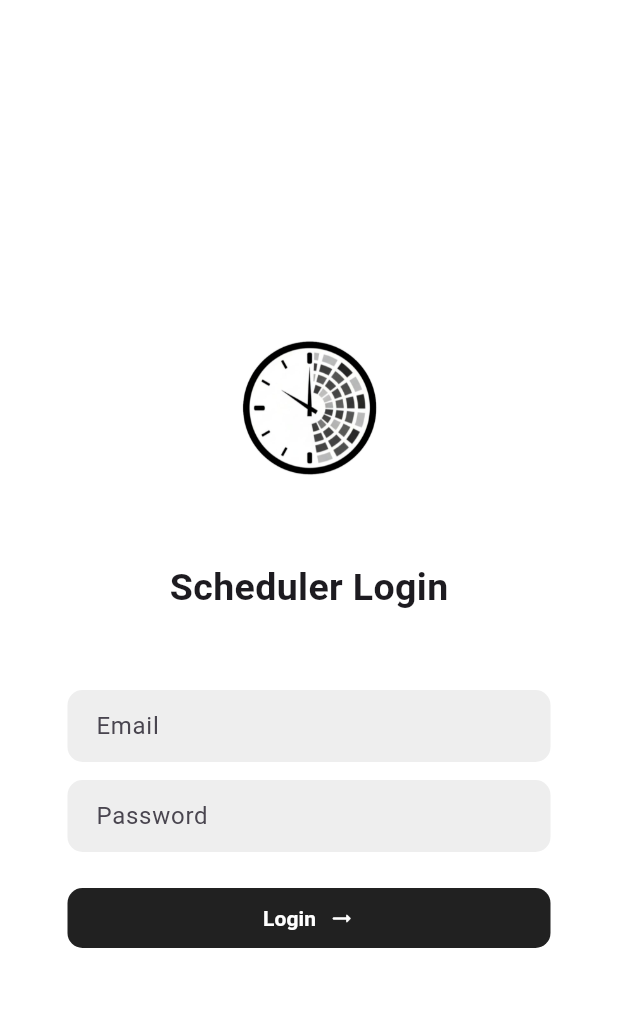
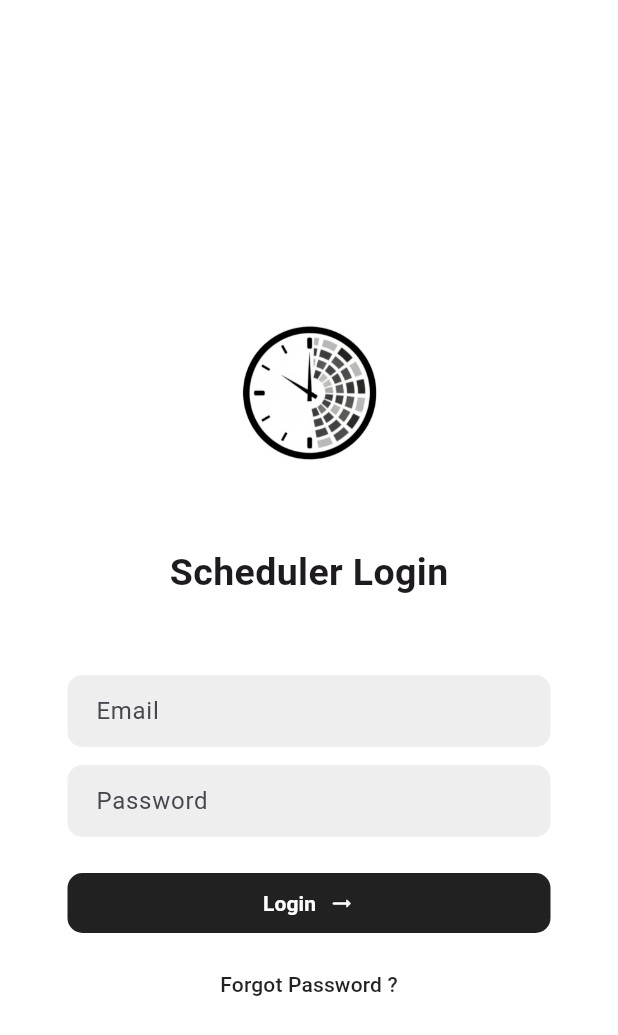
Before and after one commit to jainambarbhaya1509/Scheduler, a Flutter app: the screen it shows after launch, on a phone screen of 412 x 824 dp. Shown: the top 1035 px of the screen. Run offline on Flutter 3.47's test engine with Material 3 defaults, Android fonts, the light colour scheme and no system bars; our stand-ins replace cloud_firestore, file_picker, firebase_core, get; missing offline and left inert: excel; accounts and stored records are empty.

Commit message:
forget password button added

```diff
--- a/lib/pages/login/login_page.dart
+++ b/lib/pages/login/login_page.dart
@@ -31,6 +31,23 @@ class LoginPage extends StatelessWidget {
               ),
               const SizedBox(height: 30),
               _buildLoginCard(context, controller),
+              TextButton(
+                onPressed: () {
+                  print(123);
+                },
+                style: ButtonStyle(
+                  padding: WidgetStateProperty.all(EdgeInsets.zero),
+                  minimumSize: WidgetStateProperty.all(Size.zero),
+                  tapTargetSize: MaterialTapTargetSize.shrinkWrap,
+                  overlayColor: WidgetStateProperty.all(
+                    Colors.white,
+                  ), // optional: remove ripple padding
+                ),
+                child: const Text(
+                  "Forgot Password ?",
+                  style: TextStyle(color: Colors.black87),
+                ),
+              ),
             ],
           ),
         ),
```
